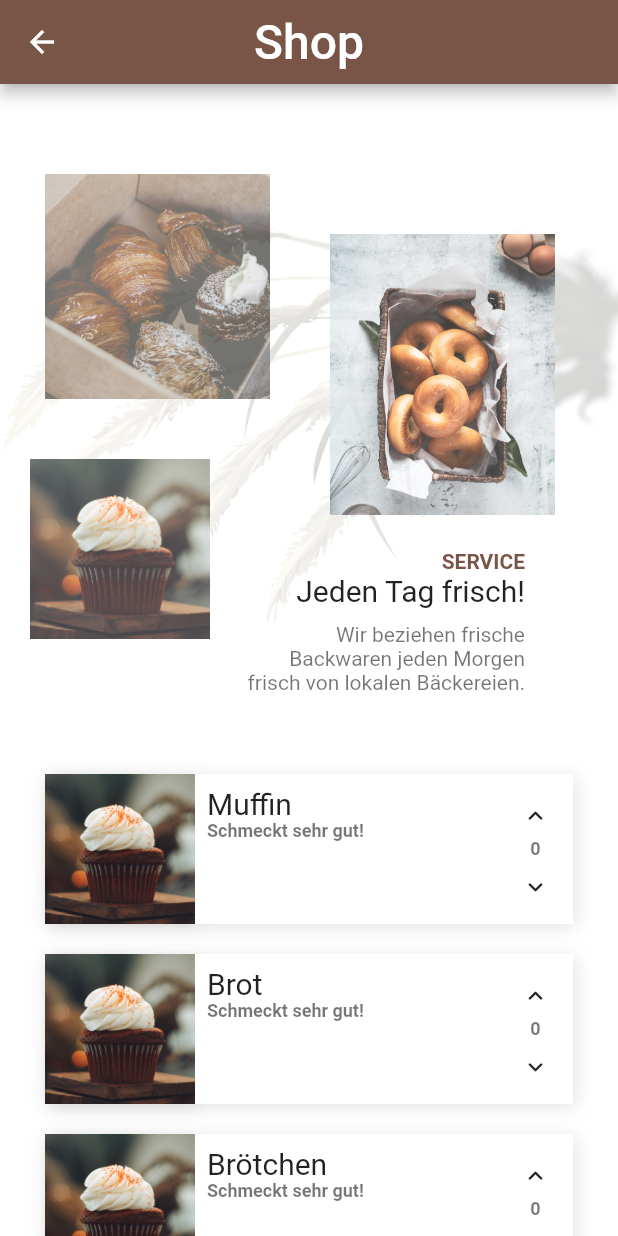
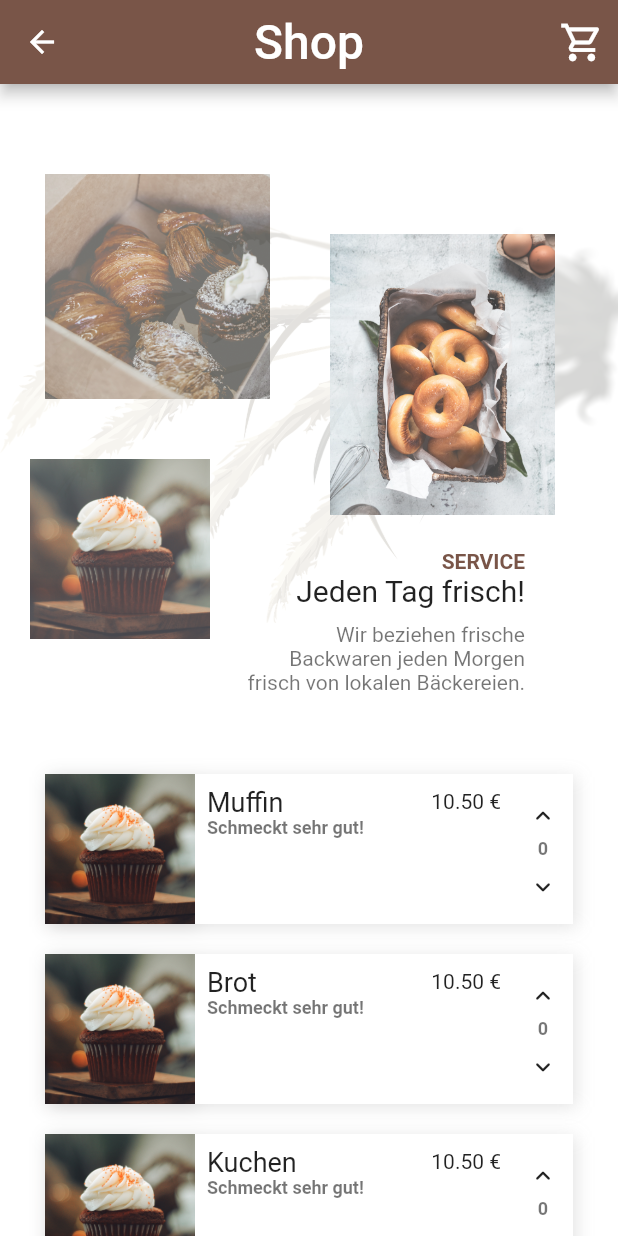
Before and after one commit to nicschittenhelm/baecker-app, a Flutter app: the ShopScreen screen opened directly, on a phone screen of 412 x 824 dp. Run offline on Flutter 3.47's test engine with Material 2 defaults, Android fonts, the phone set to English and light mode, and no system bars; drawn by our look-alikes of simple_shadow; our stand-ins replace get, google_fonts; missing offline and left inert: indexed.

```diff
--- a/lib/screens/ShopScreen.dart
+++ b/lib/screens/ShopScreen.dart
@@ -5,12 +5,19 @@ import 'package:simple_shadow/simple_shadow.dart';
 import 'CartController.dart';
 import 'package:get/get.dart';
 import 'package:google_fonts/google_fonts.dart';
+import 'CheckoutScreen.dart';
 
 final CartController c = Get.put(CartController());
 
 
-class ShopScreen extends StatelessWidget {
+class ShopScreen extends StatefulWidget {
 
+
+  @override
+  _ShopScreenState createState() => _ShopScreenState();
+}
+
+class _ShopScreenState extends State<ShopScreen> {
   @override
   Widget build(BuildContext context) {
     return Scaffold(
@@ -25,6 +32,19 @@ class ShopScreen extends StatelessWidget {
           )),
         ),
         centerTitle: true,
+
+        actions: [
+
+          IconButton(
+              icon: Icon(Icons.shopping_cart_outlined),
+              iconSize: 30,
+              onPressed: () {
+                Navigator.of(context).push(MaterialPageRoute(builder: (context) => CheckoutScreen()));
+              },
+          ),
+
+        ],
+
       ),
 
       body: ListView(
@@ -112,18 +132,12 @@ class ShopScreen extends StatelessWidget {
             ),
           ),
 
-          ShopItem(imgPath: "lib/assets/hero1.jpg", title: "Muffin", desc: "Schmeckt sehr gut!", price: 10),
+          ShopItem(imgPath: "lib/assets/hero1.jpg", title: "Muffin", desc: "Schmeckt sehr gut!", price: 10.50),
           FillMap("Muffin"),
-          ShopItem(imgPath: "lib/assets/hero1.jpg", title: "Brot", desc: "Schmeckt sehr gut!", price: 10),
+          ShopItem(imgPath: "lib/assets/hero1.jpg", title: "Brot", desc: "Schmeckt sehr gut!", price: 10.50),
           FillMap("Brot"),
-          ShopItem(imgPath: "lib/assets/hero1.jpg", title: "Brötchen", desc: "Schmeckt sehr gut!", price: 10),
-          FillMap("Brötchen"),
-          ShopItem(imgPath: "lib/assets/hero1.jpg", title: "Kuchen", desc: "Schmeckt sehr gut!", price: 10),
+          ShopItem(imgPath: "lib/assets/hero1.jpg", title: "Kuchen", desc: "Schmeckt sehr gut!", price: 10.50),
           FillMap("Kuchen"),
-          ShopItem(imgPath: "lib/assets/hero1.jpg", title: "Keks", desc: "Schmeckt sehr gut!", price: 10),
-          FillMap("Keks"),
-
-
 
 
 
@@ -131,9 +145,6 @@ class ShopScreen extends StatelessWidget {
       ),
     );
   }
-
-
-
 }
 
 Widget FillMap(String title) {
@@ -164,9 +175,7 @@ class _ShopItemState extends State<ShopItem> {
   @override
   Widget build(BuildContext context) {
 
-    int _counter = 0;
     print(c.shoppingCart);
-
 
     return Padding(
       padding: const EdgeInsets.symmetric(horizontal: 30, vertical: 10),
@@ -193,15 +202,38 @@ class _ShopItemState extends State<ShopItem> {
                   padding: const EdgeInsets.all(8.0),
                   child: Column(
                     children: [
-                      Align(
-                        alignment: Alignment.bottomLeft,
-                        child: Text(
-                          widget.title,
-                          style: GoogleFonts.patuaOne(
-                              fontSize: 20, color: Colors.black87),
-                          textAlign: TextAlign.left,
-                        ),
+
+                      Row(
+                        mainAxisAlignment: MainAxisAlignment.spaceBetween,
+                        children: [
+
+                            Container(
+                              width: MediaQuery.of(context).size.width*0.33,
+                              child: Text(
+                                widget.title,
+                                style: GoogleFonts.patuaOne(
+                                    fontSize: 18, color: Colors.black87),
+                                maxLines: 1,
+                                overflow: TextOverflow.ellipsis,
+                                textAlign: TextAlign.left,
+                              ),
+                            ),
+
+
+                            Text(
+                              "${widget.price.toStringAsFixed(2)} €",
+                              style: GoogleFonts.patuaOne(
+                                  fontSize: 14, color: Colors.black87),
+                              overflow: TextOverflow.visible,
+                              textAlign: TextAlign.right,
+                            ),
+
+
+                        ],
                       ),
+
+
+
                       Align(
                         alignment: Alignment.topLeft,
                         child: Text(
@@ -221,7 +253,7 @@ class _ShopItemState extends State<ShopItem> {
               ),
 
               Container(
-                width: 50,
+                width: 40,
                 height: 100,
                 decoration: BoxDecoration(color: Colors.white),
 
@@ -236,9 +268,12 @@ class _ShopItemState extends State<ShopItem> {
                         iconSize: 20,
                         onPressed: () {
 
+
                           setState(() {
-                            c.addItem(widget.title);
-                            print(c.shoppingCart);
+
+
+                            c.addItem(widget.title,widget.price);
+
                           });
 
                         },
@@ -251,13 +286,11 @@ class _ShopItemState extends State<ShopItem> {
                       flex: 3,
                       child: Text(
                         c.shoppingCart[widget.title].toString(),
-                        maxLines: 4,
                         style: GoogleFonts.roboto(
                           fontSize: 12,
                           fontWeight: FontWeight.bold,
                           color: Colors.black54,
                         ),
-                        overflow: TextOverflow.ellipsis,
                       ),
                     ),
 
@@ -269,8 +302,7 @@ class _ShopItemState extends State<ShopItem> {
                           onPressed: () {
 
                             setState(() {
-                              c.removeItem(widget.title);
-                              print(c.shoppingCart);
+                              c.removeItem(widget.title, widget.price);
                             });
 
                           }
```
Also changed, not shown: lib/screens/CartController.dart (+21 -5 lines), lib/screens/CheckoutScreen.dart (added, +115 -0 lines).
